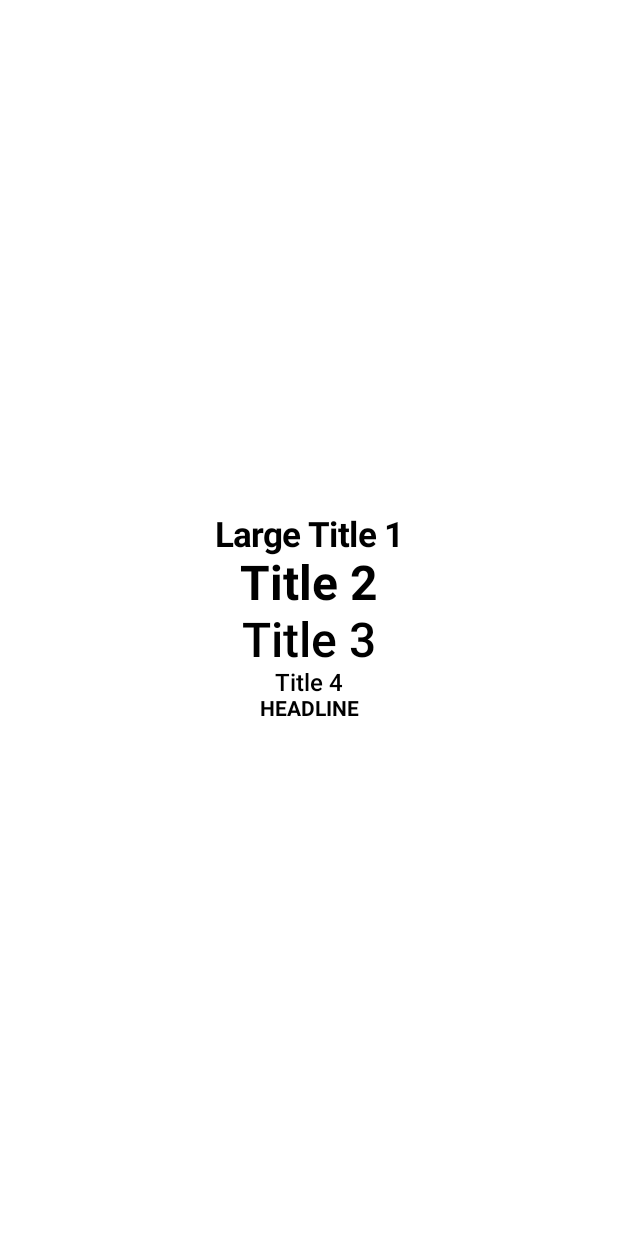
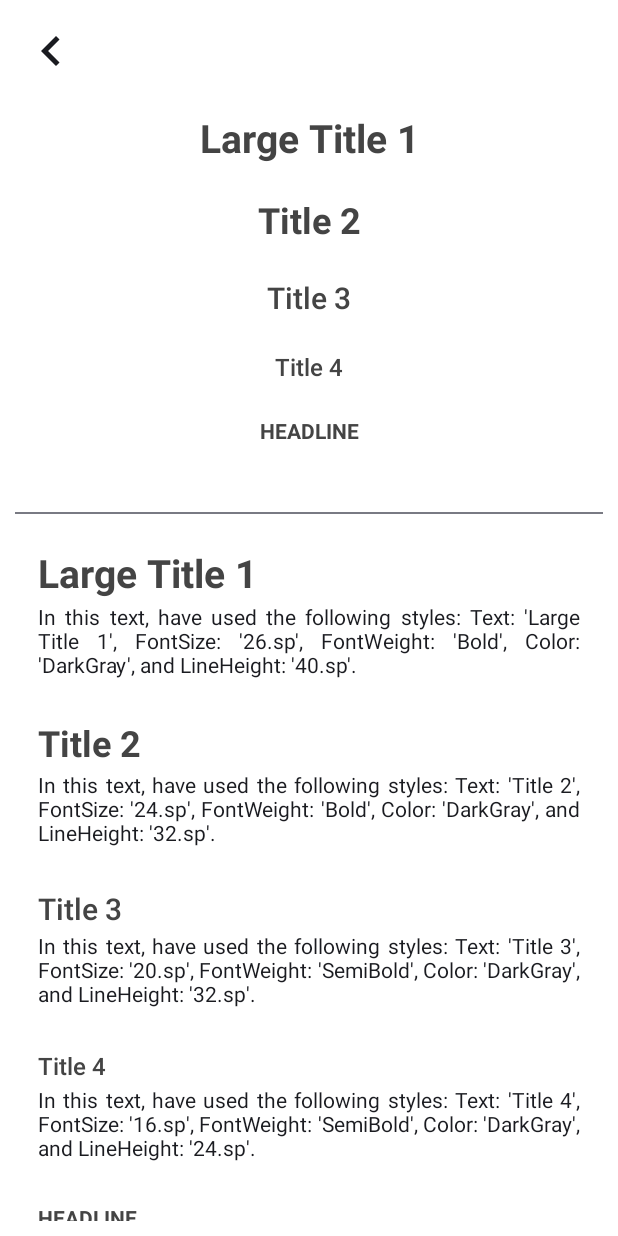
Before and after one commit to devsitaram/material-design, an Android app built with Jetpack Compose: the MaterialDesign3MainScreen screen opened through its navigation route, after a tap on "Heading", on a phone screen of 412 x 824 dp. Run offline under Robolectric (Android 15) with nearby library versions, the phone set to English and light mode, and no system bars; 1 other tap on this screen came first.

Commit message:
design in heading text component

```diff
--- a/app/src/main/java/com/compose/materialdesign/features/material_design3/features/text/HeadingText.kt
+++ b/app/src/main/java/com/compose/materialdesign/features/material_design3/features/text/HeadingText.kt
@@ -3,31 +3,115 @@ package com.compose.materialdesign.features.material_design3.features.text
 import androidx.compose.foundation.background
 import androidx.compose.foundation.layout.Arrangement
 import androidx.compose.foundation.layout.Column
+import androidx.compose.foundation.layout.Row
+import androidx.compose.foundation.layout.Spacer
 import androidx.compose.foundation.layout.fillMaxSize
+import androidx.compose.foundation.layout.fillMaxWidth
+import androidx.compose.foundation.layout.height
+import androidx.compose.foundation.layout.padding
+import androidx.compose.foundation.layout.size
+import androidx.compose.foundation.rememberScrollState
+import androidx.compose.foundation.verticalScroll
+import androidx.compose.material.icons.Icons
+import androidx.compose.material.icons.filled.KeyboardArrowLeft
+import androidx.compose.material3.Divider
+import androidx.compose.material3.Icon
+import androidx.compose.material3.IconButton
+import androidx.compose.material3.Surface
 import androidx.compose.material3.Text
 import androidx.compose.runtime.Composable
 import androidx.compose.ui.Alignment
 import androidx.compose.ui.Modifier
 import androidx.compose.ui.graphics.Color
-import androidx.compose.ui.graphics.painter.Painter
-import androidx.compose.ui.res.painterResource
 import androidx.compose.ui.text.TextStyle
 import androidx.compose.ui.text.font.FontWeight
-import androidx.compose.ui.tooling.preview.Preview
+import androidx.compose.ui.text.style.TextAlign
+import androidx.compose.ui.unit.dp
 import androidx.compose.ui.unit.sp
+import androidx.navigation.NavHostController
 
-@Preview
 @Composable
-fun HeadingTextViewScreen() {
-    Column(Modifier.fillMaxSize().background(Color.White),
-        verticalArrangement = Arrangement.Center,
-        horizontalAlignment = Alignment.CenterHorizontally
-    ) {
-        LargeTitle1(text = "Large Title 1", color = Color.Black)
-        Title2(text = "Title 2", color = Color.Black)
-        Title3(text = "Title 3", color = Color.Black)
-        Title4(text = "Title 4", color = Color.Black)
-        HEADLINE(text = "HEADLINE", color = Color.Black)
+fun HeadingTextViewScreen(navController: NavHostController) {
+    Surface(modifier = Modifier.fillMaxSize()) {
+        Column(
+            Modifier
+                .background(Color.White)
+                .fillMaxWidth()
+                .padding(10.dp)
+                .verticalScroll(rememberScrollState()),
+            verticalArrangement = Arrangement.Center,
+        ) {
+            Row(Modifier.fillMaxWidth()){
+                IconButton(onClick = { navController.navigate("MainTextScreen")}) {
+                    Icon(imageVector = Icons.Default.KeyboardArrowLeft, contentDescription = null, modifier = Modifier.size(40.dp))
+                }
+            }
+            Column(
+                modifier = Modifier
+                    .fillMaxWidth()
+                    .padding(20.dp),
+                horizontalAlignment = Alignment.CenterHorizontally
+            ) {
+                LargeTitle1(text = "Large Title 1", color = Color.DarkGray)
+                Spacer(modifier = Modifier.height(25.dp))
+                Title2(text = "Title 2", color = Color.DarkGray)
+                Spacer(modifier = Modifier.height(25.dp))
+                Title3(text = "Title 3", color = Color.DarkGray)
+                Spacer(modifier = Modifier.height(25.dp))
+                Title4(text = "Title 4", color = Color.DarkGray)
+                Spacer(modifier = Modifier.height(25.dp))
+                HEADLINE(text = "HEADLINE", color = Color.DarkGray)
+                Spacer(modifier = Modifier.height(25.dp))
+            }
+            Divider()
+            Column(modifier = Modifier.fillMaxWidth().padding(15.dp)) {
+                Spacer(modifier = Modifier.padding(top = 10.dp))
+                LargeTitle1(text = "Large Title 1", color = Color.DarkGray)
+                Description(
+                    text = "Large Title 1",
+                    fontSize = "26.sp",
+                    fontWeight = "Bold",
+                    color = "DarkGray",
+                    lineHeight = "40.sp"
+                )
+
+                Title2(text = "Title 2", color = Color.DarkGray)
+                Description(
+                    text = "Title 2",
+                    fontSize = "24.sp",
+                    fontWeight = "Bold",
+                    color = "DarkGray",
+                    lineHeight = "32.sp"
+                )
+
+                Title3(text = "Title 3", color = Color.DarkGray)
+                Description(
+                    text = "Title 3",
+                    fontSize = "20.sp",
+                    fontWeight = "SemiBold",
+                    color = "DarkGray",
+                    lineHeight = "32.sp"
+                )
+
+                Title4(text = "Title 4", color = Color.DarkGray)
+                Description(
+                    text = "Title 4",
+                    fontSize = "16.sp",
+                    fontWeight = "SemiBold",
+                    color = "DarkGray",
+                    lineHeight = "24.sp"
+                )
+
+                HEADLINE(text = "HEADLINE", color = Color.DarkGray)
+                Description(
+                    text = "HEADING",
+                    fontSize = "14.sp",
+                    fontWeight = "Bold",
+                    color = "DarkGray",
+                    lineHeight = "20.sp"
+                )
+            }
+        }
     }
 }
 
@@ -37,7 +121,7 @@ fun LargeTitle1(text: String, color: Color) {
     Text(
         text = text,
         style = TextStyle(
-            fontSize = 23.sp,
+            fontSize = 26.sp,
             fontWeight = FontWeight.Bold
         ),
         color = color,
@@ -51,7 +135,7 @@ fun Title2(text: String, color: Color) {
     Text(
         text = text,
         style = TextStyle(
-            fontSize = 32.sp,
+            fontSize = 24.sp,
             fontWeight = FontWeight.Bold
         ),
         color = color,
@@ -65,7 +149,7 @@ fun Title3(text: String, color: Color) {
     Text(
         text = text,
         style = TextStyle(
-            fontSize = 32.sp,
+            fontSize = 20.sp,
             fontWeight = FontWeight.SemiBold
         ),
         color = color,
@@ -100,3 +184,23 @@ fun HEADLINE(text: String, color: Color) {
         lineHeight = 20.sp,
     )
 }
+
+// description
+@Composable
+fun Description(
+    text: String,
+    fontSize: String,
+    fontWeight: String,
+    color: String,
+    lineHeight: String
+) {
+    Text(text = "In this text, have used the following styles: Text: '$text', FontSize: '$fontSize', FontWeight: '$fontWeight', Color: '$color', and LineHeight: '$lineHeight'.",
+        modifier = Modifier
+            .fillMaxWidth()
+            .padding(top = 5.dp, bottom = 5.dp),
+        style = TextStyle(
+            textAlign = TextAlign.Justify
+        )
+    )
+    Spacer(modifier = Modifier.height(25.dp))
+}
--- a/app/src/main/java/com/compose/materialdesign/features/material_design3/features/text/textscreen/MainTextViewScreen.kt
+++ b/app/src/main/java/com/compose/materialdesign/features/material_design3/features/text/textscreen/MainTextViewScreen.kt
@@ -36,15 +36,15 @@ import com.compose.materialdesign.features.material_design3.features.text.Normal
 @Composable
 fun MainTextViewScreen() {
     val navController = rememberNavController()
-    NavHost(navController = navController, startDestination = "ListTextScreen") {
+    NavHost(navController = navController, startDestination = "MainTextScreen") {
         // main screen for types of text
-        composable("ListTextScreen") {
+        composable("MainTextScreen") {
             TextComponent(navController)
         }
 
         // heading text screen
         composable(MaterialDesign3TextItem.Heading.route) {
-            HeadingTextViewScreen()
+            HeadingTextViewScreen(navController)
         }
 
         // normal text screen
```
